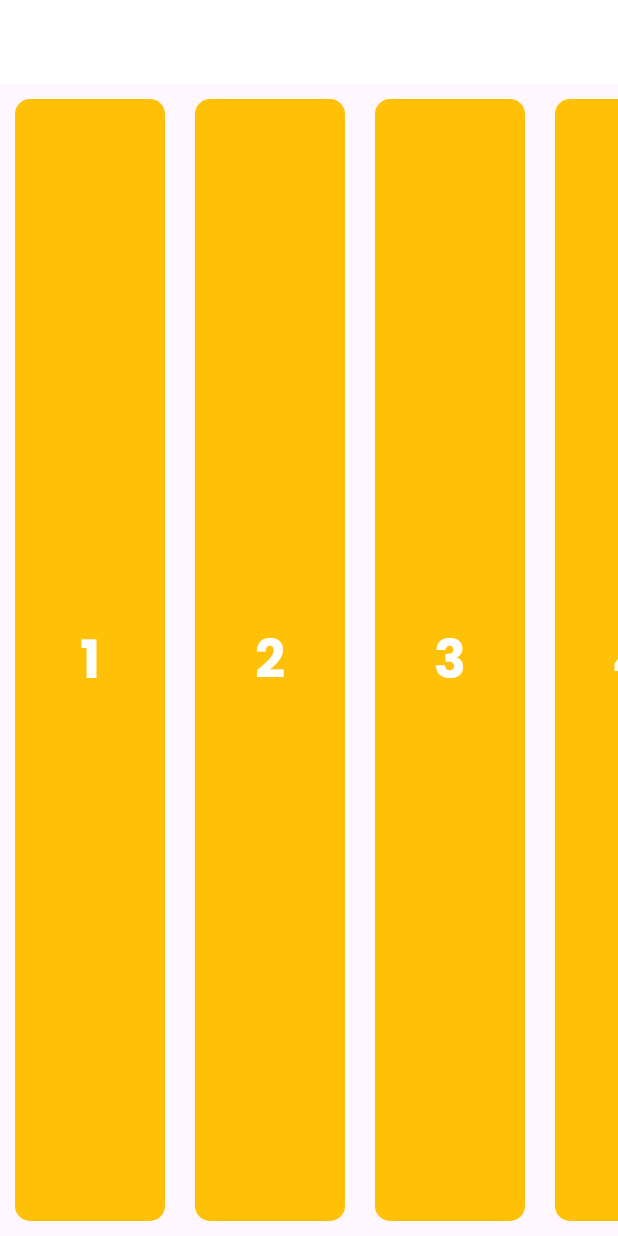
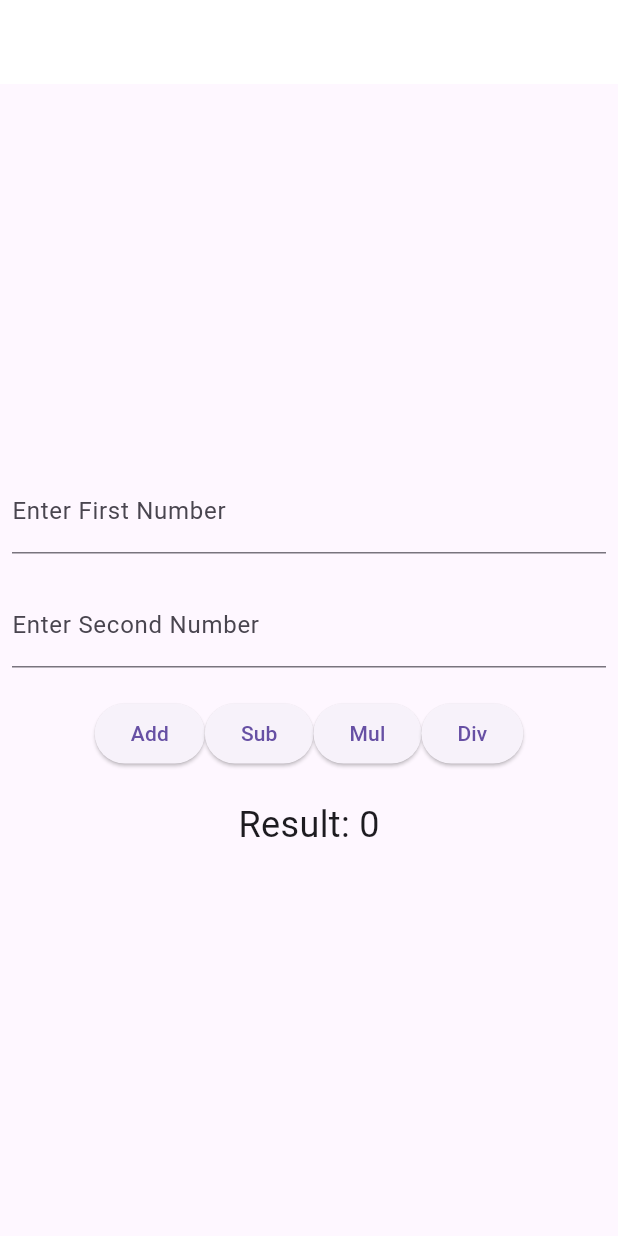
Before and after one commit to nidhamkacha/myflutterlearning, a Flutter app: the screen it shows after launch, on a phone screen of 412 x 824 dp. Run offline on Flutter 3.47's test engine with Material 3 defaults, Android fonts, the phone set to English and light mode, and no system bars; our stand-ins replace firebase_core, google_fonts; accounts and stored records are empty.

Commit message:
14-3-24
Signed-off-by: Nidham Kacha <nidham78@gmail.com>

```diff
--- /dev/null
+++ b/listviewwidget/lib/calculator/addnumbers.dart
@@ -0,0 +1,100 @@
+import 'package:flutter/foundation.dart';
+import 'package:flutter/material.dart';
+
+class AddNumbers extends StatefulWidget {
+  const AddNumbers({super.key});
+
+  @override
+  State<AddNumbers> createState() => _AddNumbersState();
+}
+
+class _AddNumbersState extends State<AddNumbers> {
+  TextEditingController firstNumberController = TextEditingController();
+  TextEditingController secondNumberController = TextEditingController();
+  int result = 0;
+
+  void performAddition() {
+    int firstNumber = int.tryParse(firstNumberController.text) ?? 0;
+    int secondNumber = int.tryParse(secondNumberController.text) ?? 0;
+    int sum = firstNumber + secondNumber;
+    setState(() {
+      result = sum;
+    });
+  }
+
+  void performSub() {
+    int firstNumber = int.tryParse(firstNumberController.text) ?? 0;
+    int secondNumber = int.tryParse(secondNumberController.text) ?? 0;
+    int sum = firstNumber - secondNumber;
+    setState(() {
+      result = sum;
+    });
+  }
+
+  void performMul() {
+    int firstNumber = int.tryParse(firstNumberController.text) ?? 0;
+    int secondNumber = int.tryParse(secondNumberController.text) ?? 0;
+    int sum = firstNumber * secondNumber;
+    setState(() {
+      result = sum;
+    });
+  }
+
+  void performDiv() {
+    int firstNumber = int.tryParse(firstNumberController.text) ?? 0;
+    int secondNumber = int.tryParse(secondNumberController.text) ?? 0;
+    int sum = firstNumber - secondNumber;
+    setState(() {
+      result = sum;
+    });
+  }
+
+  @override
+  Widget build(BuildContext context) {
+    return Scaffold(
+      appBar: AppBar(
+        backgroundColor: Colors.white,
+      ),
+      body: Padding(
+        padding: const EdgeInsets.all(8.0),
+        child: Column(
+          mainAxisAlignment: MainAxisAlignment.center,
+          children: [
+            TextField(
+              controller: firstNumberController,
+              decoration: InputDecoration(labelText: "Enter First Number"),
+              keyboardType: TextInputType.number,
+            ),
+            SizedBox(
+              height: 20,
+            ),
+            TextField(
+              controller: secondNumberController,
+              decoration: InputDecoration(labelText: "Enter Second Number"),
+              keyboardType: TextInputType.number,
+            ),
+            SizedBox(
+              height: 20,
+            ),
+            Row(
+              mainAxisAlignment: MainAxisAlignment.center,
+              children: [
+                ElevatedButton(onPressed: performAddition, child: Text("Add")),
+                ElevatedButton(onPressed: performSub, child: Text("Sub")),
+                ElevatedButton(onPressed: performMul, child: Text("Mul")),
+                ElevatedButton(onPressed: performDiv, child: Text("Div")),
+              ],
+            ),
+            SizedBox(
+              height: 20,
+            ),
+            Text(
+              "Result: $result",
+              style: TextStyle(fontSize: 24),
+            ),
+          ],
+        ),
+      ),
+    );
+  }
+}
--- a/listviewwidget/lib/infinite_scrollview.dart
+++ b/listviewwidget/lib/infinite_scrollview.dart
@@ -1,69 +1,19 @@
 import 'package:flutter/material.dart';
+
 import 'package:google_fonts/google_fonts.dart';
 
 class InfiniteScrollView extends StatefulWidget {
-  const InfiniteScrollView({Key? key}) : super(key: key);
+  const InfiniteScrollView({super.key});
 
   @override
   State<InfiniteScrollView> createState() => _InfiniteScrollViewState();
 }
 
 class _InfiniteScrollViewState extends State<InfiniteScrollView> {
-  final ScrollController _scrollController = ScrollController();
-  List<int> _items = List.generate(20, (index) => index + 1);
-
-  @override
-  void initState() {
-    super.initState();
-    _scrollController.addListener(_scrollListener);
-  }
-
-  @override
-  void dispose() {
-    _scrollController.removeListener(_scrollListener);
-    _scrollController.dispose();
-    super.dispose();
-  }
-
-  void _scrollListener() {
-    if (_scrollController.offset >=
-        _scrollController.position.maxScrollExtent) {
-      // Fetch more items here or add more items to the list
-      setState(() {
-        _items.addAll(List.generate(20, (index) => index + _items.length + 1));
-      });
-    }
-  }
-
   @override
   Widget build(BuildContext context) {
     return Scaffold(
-      appBar: AppBar(
-        backgroundColor: Colors.white,
-      ),
-      body: ListView.builder(
-        controller: _scrollController,
-        scrollDirection: Axis.horizontal,
-        itemCount: _items.length,
-        itemBuilder: (context, index) {
-          return Container(
-            margin: EdgeInsets.all(10),
-            height: 100,
-            width: 100,
-            child: Center(
-              child: Text(
-                (_items[index]).toString(),
-                style: GoogleFonts.poppins(
-                    color: Colors.white,
-                    fontSize: 35,
-                    fontWeight: FontWeight.w700),
-              ),
-            ),
-            decoration: BoxDecoration(
-                color: Colors.amber, borderRadius: BorderRadius.circular(10)),
-          );
-        },
-      ),
+
     );
   }
 }
--- a/listviewwidget/lib/main.dart
+++ b/listviewwidget/lib/main.dart
@@ -1,10 +1,13 @@
 import 'package:flutter/material.dart';
+import 'package:listviewwidget/Login/login_page.dart';
+import 'package:listviewwidget/calculator/addnumbers.dart';
 import 'package:listviewwidget/first_screen.dart';
 import 'package:listviewwidget/infinite_scrollview.dart';
 import 'package:listviewwidget/switchui.dart';
 
 void main() {
   runApp(MaterialApp(
+    debugShowCheckedModeBanner: false,
     home: MyApp(),
   ));
 }
@@ -21,6 +24,8 @@ class _MyAppState extends State<MyApp> {
   Widget build(BuildContext context) {
     // return FirstScreen();
     // return SwitchUI();
-    return InfiniteScrollView();
+    // return InfiniteScrollView();
+    // return LoginPage();
+    return AddNumbers();
   }
 }
```
Also changed, not shown: listviewwidget/lib/Login/login_page.dart (added, +16 -0 lines), 1 other file.
